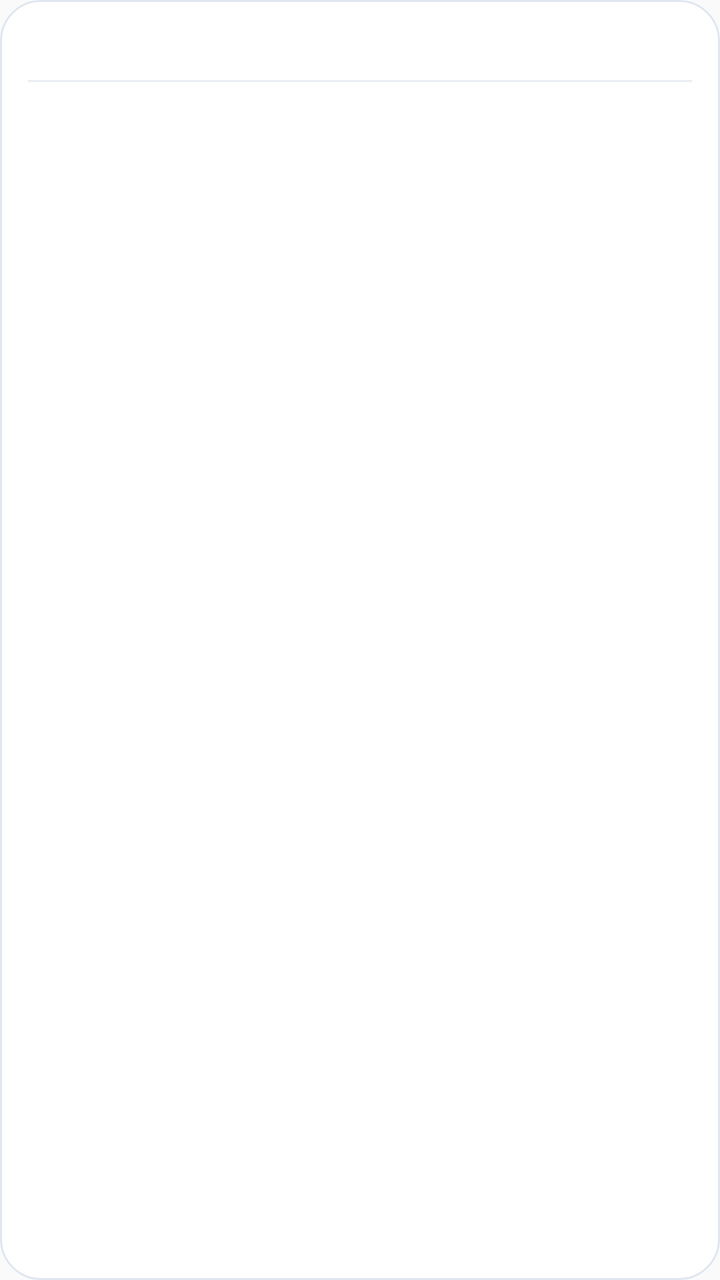
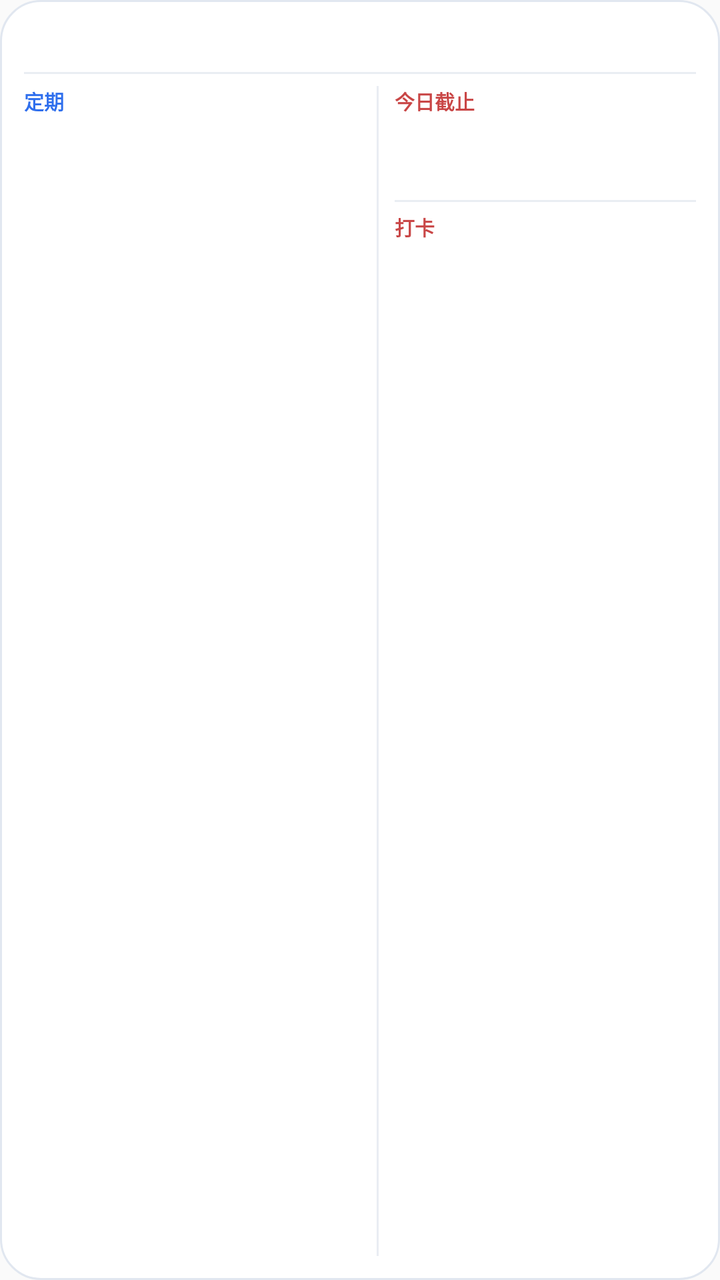

Compare the two renders of this Android layout. The source of the first and the diff that turns it into the second are given below.
<!-- AndroidManifest.xml: application theme AppTheme -->
<!-- res/layout/daily_route_widget.xml -->
<?xml version="1.0" encoding="utf-8"?>
<LinearLayout
    xmlns:android="http://schemas.android.com/apk/res/android"
    android:id="@+id/widget_root"
    android:layout_width="match_parent"
    android:layout_height="match_parent"
    android:background="@drawable/widget_background"
    android:orientation="vertical"
    android:padding="14dp">

    <LinearLayout
        android:layout_width="match_parent"
        android:layout_height="wrap_content"
        android:gravity="center_vertical"
        android:orientation="horizontal">

        <TextView
            android:id="@+id/widget_date"
            android:layout_width="0dp"
            android:layout_height="wrap_content"
            android:layout_weight="1"
            android:textColor="#172033"
            android:textSize="14sp"
            android:textStyle="bold" />

        <TextView
            android:id="@+id/widget_summary"
            android:layout_width="wrap_content"
            android:layout_height="wrap_content"
            android:textColor="#778195"
            android:textSize="10sp" />
    </LinearLayout>

    <TextView
        android:layout_width="match_parent"
        android:layout_height="1dp"
        android:layout_marginTop="7dp"
        android:layout_marginBottom="5dp"
        android:background="#E9EDF3" />

    <LinearLayout
        android:id="@+id/widget_row_1"
        android:layout_width="match_parent"
        android:layout_height="28dp"
        android:gravity="center_vertical"
        android:orientation="vertical">

        <TextView
            android:id="@+id/widget_row_text_1"
            android:layout_width="match_parent"
            android:layout_height="wrap_content"
            android:ellipsize="end"
            android:maxLines="1"
            android:textColor="#2C3A50"
            android:textSize="12sp" />
    </LinearLayout>

    <LinearLayout
        android:id="@+id/widget_row_2"
        android:layout_width="match_parent"
        android:layout_height="28dp"
        android:gravity="center_vertical"
        android:orientation="vertical">

        <TextView
            android:id="@+id/widget_row_text_2"
            android:layout_width="match_parent"
            android:layout_height="wrap_content"
            android:ellipsize="end"
            android:maxLines="1"
            android:textColor="#2C3A50"
            android:textSize="12sp" />
    </LinearLayout>

    <LinearLayout
        android:id="@+id/widget_row_3"
        android:layout_width="match_parent"
        android:layout_height="28dp"
        android:gravity="center_vertical"
        android:orientation="vertical">

        <TextView
            android:id="@+id/widget_row_text_3"
            android:layout_width="match_parent"
            android:layout_height="wrap_content"
            android:ellipsize="end"
            android:maxLines="1"
            android:textColor="#2C3A50"
            android:textSize="12sp" />
    </LinearLayout>

    <TextView
        android:id="@+id/widget_more"
        android:layout_width="match_parent"
        android:layout_height="wrap_content"
        android:gravity="end"
        android:textColor="#2F6FED"
        android:textSize="10sp" />
</LinearLayout>
<!-- resources referenced by this layout -->
<resources>
  <!-- drawable widget_background (drawable) -->
  <?xml version="1.0" encoding="utf-8"?>
  <shape xmlns:android="http://schemas.android.com/apk/res/android">
      <solid android:color="#FFFFFF" />
      <corners android:radius="20dp" />
      <stroke
          android:width="1dp"
          android:color="#E1E7F0" />
  </shape>
  <style name="AppTheme" parent="Theme.AppCompat.Light.DarkActionBar">
          
          <item name="colorPrimary">@color/colorPrimary</item>
          <item name="colorPrimaryDark">@color/colorPrimaryDark</item>
          <item name="colorAccent">@color/colorAccent</item>
      </style>
</resources>

<!-- the commit's change to res/layout/daily_route_widget.xml (unified diff, before → after) -->
@@ -6,7 +6,7 @@
     android:layout_height="match_parent"
     android:background="@drawable/widget_background"
     android:orientation="vertical"
-    android:padding="14dp">
+    android:padding="12dp">
 
     <LinearLayout
         android:layout_width="match_parent"
@@ -28,72 +28,135 @@
             android:layout_width="wrap_content"
             android:layout_height="wrap_content"
             android:textColor="#778195"
-            android:textSize="10sp" />
+            android:textSize="9sp" />
     </LinearLayout>
 
     <TextView
         android:layout_width="match_parent"
         android:layout_height="1dp"
-        android:layout_marginTop="7dp"
-        android:layout_marginBottom="5dp"
+        android:layout_marginTop="5dp"
+        android:layout_marginBottom="6dp"
         android:background="#E9EDF3" />
 
     <LinearLayout
-        android:id="@+id/widget_row_1"
         android:layout_width="match_parent"
-        android:layout_height="28dp"
-        android:gravity="center_vertical"
-        android:orientation="vertical">
+        android:layout_height="0dp"
+        android:layout_weight="1"
+        android:orientation="horizontal">
+
+        <LinearLayout
+            android:layout_width="0dp"
+            android:layout_height="match_parent"
+            android:layout_weight="1.08"
+            android:orientation="vertical"
+            android:paddingEnd="8dp">
+
+            <TextView
+                android:id="@+id/widget_schedule_label"
+                android:layout_width="match_parent"
+                android:layout_height="wrap_content"
+                android:text="定期"
+                android:textColor="#2F6FED"
+                android:textSize="10sp"
+                android:textStyle="bold" />
+
+            <TextView
+                android:id="@+id/widget_schedule_1"
+                android:layout_width="match_parent"
+                android:layout_height="wrap_content"
+                android:layout_marginTop="4dp"
+                android:ellipsize="end"
+                android:maxLines="1"
+                android:textColor="#2C3A50"
+                android:textSize="11sp" />
+
+            <TextView
+                android:id="@+id/widget_schedule_2"
+                android:layout_width="match_parent"
+                android:layout_height="wrap_content"
+                android:layout_marginTop="4dp"
+                android:ellipsize="end"
+                android:maxLines="1"
+                android:textColor="#2C3A50"
+                android:textSize="11sp" />
+
+            <TextView
+                android:id="@+id/widget_schedule_3"
+                android:layout_width="match_parent"
+                android:layout_height="wrap_content"
+                android:layout_marginTop="4dp"
+                android:ellipsize="end"
+                android:maxLines="1"
+                android:textColor="#2C3A50"
+                android:textSize="11sp" />
+        </LinearLayout>
 
         <TextView
-            android:id="@+id/widget_row_text_1"
-            android:layout_width="match_parent"
-            android:layout_height="wrap_content"
-            android:ellipsize="end"
-            android:maxLines="1"
-            android:textColor="#2C3A50"
-            android:textSize="12sp" />
+            android:layout_width="1dp"
+            android:layout_height="match_parent"
+            android:layout_marginEnd="8dp"
+            android:background="#E9EDF3" />
+
+        <LinearLayout
+            android:layout_width="0dp"
+            android:layout_height="match_parent"
+            android:layout_weight="0.92"
+            android:orientation="vertical">
+
+            <TextView
+                android:id="@+id/widget_todo_label"
+                android:layout_width="match_parent"
+                android:layout_height="wrap_content"
+                android:text="今日截止"
+                android:textColor="#C94646"
+                android:textSize="10sp"
+                android:textStyle="bold" />
+
+            <TextView
+                android:id="@+id/widget_todo_1"
+                android:layout_width="match_parent"
+                android:layout_height="wrap_content"
+                android:layout_marginTop="4dp"
+                android:ellipsize="end"
+                android:maxLines="1"
+                android:textColor="#2C3A50"
+                android:textSize="10sp" />
+
+            <TextView
+                android:id="@+id/widget_todo_2"
+                android:layout_width="match_parent"
+                android:layout_height="wrap_content"
+                android:layout_marginTop="4dp"
+                android:ellipsize="end"
+                android:maxLines="1"
+                android:textColor="#2C3A50"
+                android:textSize="10sp" />
+
+            <TextView
+                android:layout_width="match_parent"
+                android:layout_height="1dp"
+                android:layout_marginTop="7dp"
+                android:layout_marginBottom="5dp"
+                android:background="#E9EDF3" />
+
+            <TextView
+                android:id="@+id/widget_checkin_label"
+                android:layout_width="match_parent"
+                android:layout_height="wrap_content"
+                android:text="打卡"
+                android:textColor="#C94646"
+                android:textSize="10sp"
+                android:textStyle="bold" />
+
+            <TextView
+                android:id="@+id/widget_checkin_summary"
+                android:layout_width="match_parent"
+                android:layout_height="wrap_content"
+                android:layout_marginTop="3dp"
+                android:ellipsize="end"
+                android:maxLines="1"
+                android:textColor="#2C3A50"
+                android:textSize="10sp" />
+        </LinearLayout>
     </LinearLayout>
-
-    <LinearLayout
-        android:id="@+id/widget_row_2"
-        android:layout_width="match_parent"
-        android:layout_height="28dp"
-        android:gravity="center_vertical"
-        android:orientation="vertical">
-
-        <TextView
-            android:id="@+id/widget_row_text_2"
-            android:layout_width="match_parent"
-            android:layout_height="wrap_content"
-            android:ellipsize="end"
-            android:maxLines="1"
-            android:textColor="#2C3A50"
-            android:textSize="12sp" />
-    </LinearLayout>
-
-    <LinearLayout
-        android:id="@+id/widget_row_3"
-        android:layout_width="match_parent"
-        android:layout_height="28dp"
-        android:gravity="center_vertical"
-        android:orientation="vertical">
-
-        <TextView
-            android:id="@+id/widget_row_text_3"
-            android:layout_width="match_parent"
-            android:layout_height="wrap_content"
-            android:ellipsize="end"
-            android:maxLines="1"
-            android:textColor="#2C3A50"
-            android:textSize="12sp" />
-    </LinearLayout>
-
-    <TextView
-        android:id="@+id/widget_more"
-        android:layout_width="match_parent"
-        android:layout_height="wrap_content"
-        android:gravity="end"
-        android:textColor="#2F6FED"
-        android:textSize="10sp" />
 </LinearLayout>
